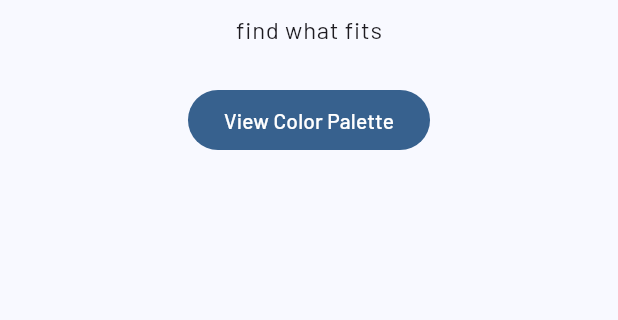
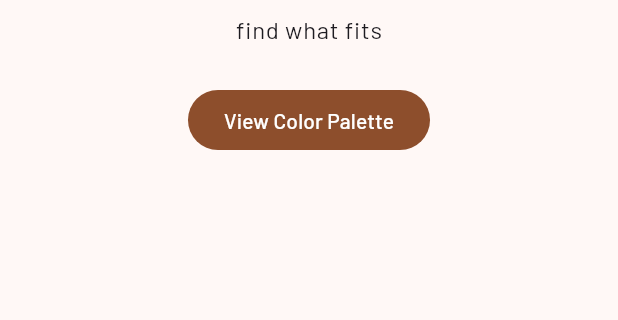
Before and after one commit to xapple/refix.website, a Flutter app: the screen it shows after launch, on a phone screen of 412 x 824 dp, the part 579-899 px from its top. Run offline on Flutter 3.47's test engine with Material 3 defaults, Android fonts, the light colour scheme and no system bars; our stand-ins replace flutter_riverpod, go_router, google_fonts, material_color_utilities; Roboto replaces fonts that are missing (Averia Serif Libre).

Commit message:
Change theme colors

```diff
--- a/lib/theme/app_theme.dart
+++ b/lib/theme/app_theme.dart
@@ -4,9 +4,9 @@ import 'app_fonts.dart';
 class AppTheme {
   AppTheme._();
 
-  static const Color primarySeed = Color(0xFF2F4F73);
-  static const Color secondarySeed = Color(0xFF6B7785);
-  static const Color tertiarySeed = Color(0xFF9B6F4A);
+  static const Color primarySeed = Color(0xFFE07030);   // warm orange/terracotta
+  static const Color secondarySeed = Color(0xFFA05520); // warm amber/brown
+  static const Color tertiarySeed = Color(0xFFC03040);  // rose/crimson
 
   static ColorScheme _buildScheme(Brightness brightness) {
     final primary = ColorScheme.fromSeed(
```
Also changed, not shown: lib/screens/colors_screen.dart (+22 -10 lines), 1 other file.
